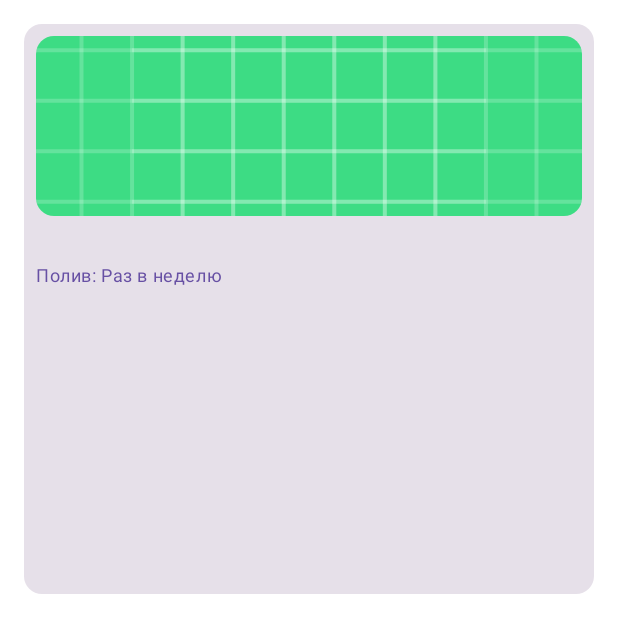
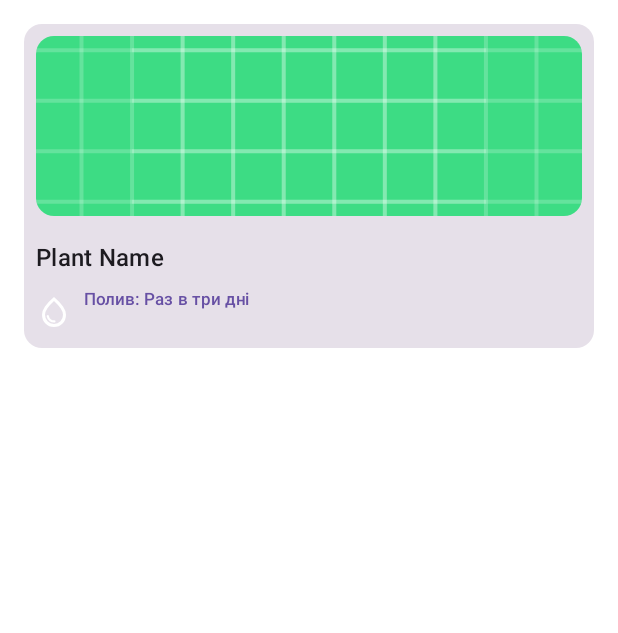
Before and after one commit to rmnkhr/Plantastic, an Android app built with Jetpack Compose: the @Preview function PlantCardPreview, on a phone screen of 412 x 824 dp. Shown: the top 633 px of the screen. Run offline under Robolectric (Android 15) with nearby library versions, the phone set to English and light mode, and no system bars; pictures from the network do not load.

Commit message:
- added haze to topbar - added shape library - updated plant card

```diff
--- a/app/build.gradle.kts
+++ b/app/build.gradle.kts
@@ -56,6 +56,11 @@ dependencies {
     implementation(libs.androidx.work.runtime.ktx) // Added WorkManager dependency
     implementation("org.jetbrains.kotlinx:kotlinx-serialization-json:1.6.0")
     implementation("androidx.datastore:datastore-preferences:1.0.0")
+    implementation(libs.haze)
+    implementation(libs.haze.materials)
+
+    implementation(libs.androidx.graphics.shapes) // Added Compose Material dependency
+
     implementation(libs.androidx.datastore.preferences) // Added DataStore dependency
     implementation(libs.coil.compose) // Added Coil compose dependency
     testImplementation(libs.junit)
--- a/app/src/main/java/com/plantastic/com/MainActivity.kt
+++ b/app/src/main/java/com/plantastic/com/MainActivity.kt
@@ -55,7 +55,7 @@ class MainActivity : ComponentActivity() {
                 }
 
                 Scaffold(modifier = Modifier.fillMaxSize()) { innerPadding ->
-                    // innerPadding is not used here as PlantasticApp handles its own padding/scaffolding if needed
+                    innerPadding
                     PlantasticApp()
                 }
             }
--- a/app/src/main/java/com/plantastic/com/screens/home/PlantCard.kt
+++ b/app/src/main/java/com/plantastic/com/screens/home/PlantCard.kt
@@ -1,29 +1,51 @@
 package com.plantastic.com.screens.home
 
+import androidx.compose.animation.core.RepeatMode
+import androidx.compose.animation.core.animateFloat
+import androidx.compose.animation.core.infiniteRepeatable
+import androidx.compose.animation.core.rememberInfiniteTransition
+import androidx.compose.animation.core.tween
 import androidx.compose.foundation.Image
 import androidx.compose.foundation.layout.Box
 import androidx.compose.foundation.layout.Column
+import androidx.compose.foundation.layout.Row
 import androidx.compose.foundation.layout.Spacer
 import androidx.compose.foundation.layout.aspectRatio
 import androidx.compose.foundation.layout.fillMaxSize
 import androidx.compose.foundation.layout.fillMaxWidth
 import androidx.compose.foundation.layout.height
 import androidx.compose.foundation.layout.padding
+import androidx.compose.foundation.layout.size
+import androidx.compose.foundation.layout.width
+import androidx.compose.foundation.shape.CircleShape
 import androidx.compose.material3.Card
 import androidx.compose.material3.MaterialTheme
 import androidx.compose.material3.Text
 import androidx.compose.runtime.Composable
 import androidx.compose.runtime.remember
+import androidx.compose.ui.Alignment
 import androidx.compose.ui.Modifier
 import androidx.compose.ui.draw.clip
+import androidx.compose.ui.draw.drawWithCache
+import androidx.compose.ui.graphics.Color
+import androidx.compose.ui.graphics.asComposePath
 import androidx.compose.ui.layout.ContentScale
 import androidx.compose.ui.platform.LocalContext
 import androidx.compose.ui.res.painterResource
 import androidx.compose.ui.tooling.preview.Preview
 import androidx.compose.ui.unit.dp
+import androidx.graphics.shapes.CornerRounding
+import androidx.graphics.shapes.Morph
+import androidx.graphics.shapes.RoundedPolygon
+import androidx.graphics.shapes.star
+import androidx.graphics.shapes.toPath
 import coil.compose.AsyncImage
 import com.plantastic.com.R
 import com.plantastic.com.data.PlantData
+import com.plantastic.com.shapes.RoundedPolygonShape
+import com.plantastic.com.shapes.ShapeParameters
+import com.plantastic.com.shapes.radialToCartesian
+import com.plantastic.com.shapes.toRadians
 
 @Composable
 fun PlantCard(plant: PlantData) {
@@ -38,8 +60,69 @@ fun PlantCard(plant: PlantData) {
         shape = MaterialTheme.shapes.medium,
         modifier = Modifier
             .fillMaxWidth()
-            .aspectRatio(1f)
     ) {
+        val shape = ShapeParameters(
+            sides = 8,
+            innerRadius = .784f,
+            roundness = .16f,
+            shapeId = ShapeParameters.ShapeId.Star
+        )
+
+        val q = shape.genShape()
+
+//        val infiniteAnimation = rememberInfiniteTransition(label = "infinite animation")
+//        val morphProgress = infiniteAnimation.animateFloat(
+//            initialValue = 0f,
+//            targetValue = 1f,
+//            animationSpec = infiniteRepeatable(
+//                tween(500),
+//                repeatMode = RepeatMode.Reverse
+//            ),
+//            label = "morph"
+//        )
+//        Box(
+//            modifier = Modifier
+//                .drawWithCache {
+//                    val triangle = RoundedPolygon(
+//                        numVertices = 3,
+//                        radius = size.minDimension / 2f,
+//                        centerX = size.width / 2f,
+//                        centerY = size.height / 2f,
+//                        rounding = CornerRounding(
+//                            size.minDimension / 10f,
+//                            smoothing = 0.1f
+//                        )
+//                    )
+//                    val square = RoundedPolygon(
+//                        numVertices = 6,
+//                        radius = size.minDimension / 2f,
+//                        centerX = size.width / 2f,
+//                        centerY = size.height / 2f
+//                    )
+//
+//                    val morph = Morph(start = triangle, end = square)
+//                    val morphPath = morph
+//                        .toPath(progress = morphProgress.value)
+//                        .asComposePath()
+//
+//                    onDrawBehind {
+//                        drawPath(morphPath, color = Color.Black)
+//                    }
+//                }
+//                .size(200.dp)
+//        )
+
+        val hexagon = remember {
+            RoundedPolygon.star(
+                8,
+                rounding = CornerRounding(0.2f)
+            )
+        }
+        val clip = remember(hexagon) {
+            RoundedPolygonShape(polygon = hexagon)
+        }
+
+
         Column(modifier = Modifier.padding(8.dp)) {
             if (plant.imageName.startsWith("http")) {
                 AsyncImage(
@@ -49,12 +132,15 @@ fun PlantCard(plant: PlantData) {
                     modifier = Modifier
                         .height(120.dp)
                         .fillMaxWidth()
-                        .clip(MaterialTheme.shapes.medium),
+                        .clip(clip)
+                    ,
                     error = painterResource(id = R.drawable.ic_launcher_background)
                 )
             } else {
                 Image(
-                    painter = if (imageResId != 0) painterResource(id = imageResId) else painterResource(id = R.drawable.ic_launcher_background),
+                    painter = if (imageResId != 0) painterResource(id = imageResId) else painterResource(
+                        id = R.drawable.ic_launcher_background
+                    ),
                     contentDescription = plant.name,
                     contentScale = ContentScale.Crop,
                     modifier = Modifier
@@ -64,19 +150,38 @@ fun PlantCard(plant: PlantData) {
                 )
             }
 
-            Spacer(modifier = Modifier.height(8.dp))
+            Spacer(modifier = Modifier.height(16.dp))
 
             Text(
                 text = plant.name,
-                style = MaterialTheme.typography.bodyLarge,
-                color = MaterialTheme.colorScheme.onSurface
+                style = MaterialTheme.typography.titleMedium,
+                color = MaterialTheme.colorScheme.onSurface,
+                maxLines = 1
             )
 
-            Text(
-                text = "Полив: ${plant.wateringNeeds}",
-                style = MaterialTheme.typography.bodySmall,
-                color = MaterialTheme.colorScheme.primary
+            Spacer(modifier = Modifier.height(8.dp))
+
+            Row(
+                modifier = Modifier,
+                verticalAlignment = Alignment.CenterVertically,
             )
+            {
+                Image(
+                    painter = painterResource(id = R.drawable.ic_water),
+                    contentDescription = "Watering Icon",
+                    modifier = Modifier
+                        .height(24.dp)
+                        .aspectRatio(1f)
+                )
+                Spacer(Modifier.width(8.dp))
+                Text(
+                    text = "Полив: ${plant.wateringNeeds}",
+                    style = MaterialTheme.typography.labelSmall,
+                    color = MaterialTheme.colorScheme.primary,
+                    maxLines = 2,
+                    minLines = 2
+                )
+            }
         }
     }
 }
@@ -86,16 +191,15 @@ fun PlantCard(plant: PlantData) {
 fun PlantCardPreview() {
     val samplePlant = PlantData(
         id = "1",
-        name = "",
+        name = "Plant Name",
         imageName = "",
-        wateringNeeds = "Раз в неделю",
-        lightNeeds  = "Яскраве світло",
+        wateringNeeds = "Раз в три дні",
+        lightNeeds = "Яскраве світло",
     )
     Box(
         modifier = Modifier
             .fillMaxSize()
             .padding(16.dp)
-            .height(200.dp)
     ) {
         PlantCard(plant = samplePlant)
     }
--- /dev/null
+++ b/app/src/main/java/com/plantastic/com/shapes/Poli.kt
@@ -0,0 +1,42 @@
+package com.plantastic.com.shapes
+
+import androidx.compose.ui.geometry.Rect
+import androidx.compose.ui.geometry.Size
+import androidx.compose.ui.graphics.Matrix
+import androidx.compose.ui.graphics.Outline
+import androidx.compose.ui.graphics.Path
+import androidx.compose.ui.graphics.Shape
+import androidx.compose.ui.graphics.asComposePath
+import androidx.compose.ui.unit.Density
+import androidx.compose.ui.unit.LayoutDirection
+import androidx.graphics.shapes.RoundedPolygon
+import androidx.graphics.shapes.toPath
+import kotlin.let
+import kotlin.math.max
+import kotlin.unaryMinus
+
+
+//fun RoundedPolygon.getBounds() = calculateBounds().let { Rect(it[0], it[1], it[2], it[3]) }
+
+class RoundedPolygonShape(
+    private val polygon: RoundedPolygon,
+    private var matrix: Matrix = Matrix()
+) : Shape {
+    private var path = Path()
+    override fun createOutline(
+        size: Size,
+        layoutDirection: LayoutDirection,
+        density: Density
+    ): Outline {
+        path.rewind()
+        path = polygon.toPath().asComposePath()
+        matrix.reset()
+        val bounds = polygon.getBounds()
+        val maxDimension = max(bounds.width, bounds.height)
+        matrix.scale(size.width / maxDimension, size.height / maxDimension)
+        matrix.translate(-bounds.left, -bounds.top)
+
+        path.transform(matrix)
+        return Outline.Generic(path)
+    }
+}
--- /dev/null
+++ b/app/src/main/java/com/plantastic/com/shapes/ShapeParameters.kt
@@ -0,0 +1,282 @@
+/*
+ * Copyright 2023 The Android Open Source Project
+ *
+ * Licensed under the Apache License, Version 2.0 (the "License");
+ * you may not use this file except in compliance with the License.
+ * You may obtain a copy of the License at
+ *
+ *      http://www.apache.org/licenses/LICENSE-2.0
+ *
+ * Unless required by applicable law or agreed to in writing, software
+ * distributed under the License is distributed on an "AS IS" BASIS,
+ * WITHOUT WARRANTIES OR CONDITIONS OF ANY KIND, either express or implied.
+ * See the License for the specific language governing permissions and
+ * limitations under the License.
+ */
+
+package com.plantastic.com.shapes
+
+import androidx.compose.runtime.derivedStateOf
+import androidx.compose.runtime.getValue
+import androidx.compose.runtime.mutableFloatStateOf
+import androidx.compose.runtime.mutableIntStateOf
+import androidx.compose.runtime.mutableStateOf
+import androidx.compose.runtime.setValue
+import androidx.compose.ui.graphics.Matrix
+import androidx.graphics.shapes.CornerRounding
+import androidx.graphics.shapes.RoundedPolygon
+import androidx.graphics.shapes.circle
+import androidx.graphics.shapes.rectangle
+import androidx.graphics.shapes.star
+import kotlin.math.max
+import kotlin.math.min
+import kotlin.math.roundToInt
+
+private val LOG_TAG = "ShapesParameters"
+
+data class ShapeItem(
+    val name: String,
+    val shapegen: () -> RoundedPolygon,
+    val shapeDetails: String = "",
+    val usesSides: Boolean = true,
+    val usesInnerRatio: Boolean = true,
+    val usesRoundness: Boolean = true,
+    val usesInnerParameters: Boolean = true
+)
+
+class ShapeParameters(
+    sides: Int = 5,
+    innerRadius: Float = 0.5f,
+    roundness: Float = 0f,
+    smooth: Float = 0f,
+    innerRoundness: Float = roundness,
+    innerSmooth: Float = smooth,
+    rotation: Float = 0f,
+    shapeId: ShapeId = ShapeId.Polygon
+) {
+    internal val sides = mutableFloatStateOf(sides.toFloat())
+    internal val innerRadius = mutableFloatStateOf(innerRadius)
+    internal val roundness = mutableFloatStateOf(roundness)
+    internal val smooth = mutableFloatStateOf(smooth)
+    internal val innerRoundness = mutableFloatStateOf(innerRoundness)
+    internal val innerSmooth = mutableFloatStateOf(innerSmooth)
+    internal val rotation = mutableFloatStateOf(rotation)
+
+    internal var shapeIx by mutableIntStateOf(shapeId.ordinal)
+
+    fun copy() = ShapeParameters(
+        this.sides.value.roundToInt(),
+        this.innerRadius.value,
+        this.roundness.value,
+        this.smooth.value,
+        this.innerRoundness.value,
+        this.innerSmooth.value,
+        this.rotation.value,
+        ShapeId.values()[this.shapeIx]
+    )
+
+    enum class ShapeId {
+        Star, Polygon, Triangle, Blob, CornerSE
+    }
+
+    private fun rotationAsString() =
+        if (this.rotation.value != 0f)
+            "rotation = ${this.rotation.value}f, "
+        else
+            ""
+
+    // Primitive shapes we can draw (so far)
+    internal val shapes = listOf(
+        ShapeItem("Star", shapegen = {
+            RoundedPolygon.star(
+                numVerticesPerRadius = this.sides.floatValue.roundToInt(),
+                innerRadius = this.innerRadius.floatValue,
+                rounding = CornerRounding(this.roundness.floatValue, this.smooth.floatValue),
+                innerRounding = CornerRounding(
+                    this.innerRoundness.floatValue,
+                    this.innerSmooth.floatValue
+                )
+            )
+        },
+            shapeDetails = shapeDescription(id = "Star", sides = this.sides.floatValue.roundToInt(),
+                innerRadius = innerRadius, roundness = roundness,
+                smooth = smooth, innerRoundness = innerRoundness,
+                innerSmooth = innerSmooth, rotation = rotation,
+                code = "RoundedPolygon.star(numVerticesPerRadius = $sides, " +
+                        "innerRadius = $innerRadius, rounding = CornerRounding($roundness, $smooth), " +
+                        "innerRounding = CornerRounding($innerRoundness, $innerSmooth))")
+        ),
+        ShapeItem("Polygon", shapegen = {
+            RoundedPolygon(
+                numVertices = this.sides.floatValue.roundToInt(),
+                rounding = CornerRounding(this.roundness.floatValue, this.smooth.floatValue),
+            )
+        },
+            shapeDetails = shapeDescription(id = "Polygon",
+                sides = this.sides.floatValue.roundToInt(),
+                roundness = roundness, smooth = smooth, rotation = rotation,
+                code = "RoundedPolygon(numVertices = ${this.sides.floatValue.roundToInt()}," +
+                        "rounding = CornerRounding($roundness, $smooth))"
+            ),
+            usesInnerRatio = false, usesInnerParameters = false
+        ),
+        ShapeItem(
+            "Triangle", shapegen = {
+                val points = floatArrayOf(
+                    radialToCartesian(1f, 270f.toRadians()).x,
+                    radialToCartesian(1f, 270f.toRadians()).y,
+                    radialToCartesian(1f, 30f.toRadians()).x,
+                    radialToCartesian(1f, 30f.toRadians()).y,
+                    radialToCartesian(this.innerRadius.floatValue, 90f.toRadians()).x,
+                    radialToCartesian(this.innerRadius.floatValue, 90f.toRadians()).y,
+                    radialToCartesian(1f, 150f.toRadians()).x,
+                    radialToCartesian(1f, 150f.toRadians()).y
+                )
+                RoundedPolygon(
+                    points,
+                    CornerRounding(this.roundness.floatValue, this.smooth.floatValue),
+                    centerX = 0f,
+                    centerY = 0f
+                )
+            },
+            shapeDetails = shapeDescription(id = "Triangle", innerRadius = innerRadius,
+                smooth = smooth, rotation = rotation,
+                code = "val points = floatArrayOf(" +
+                        "    radialToCartesian(1f, 270f.toRadians()).x,\n" +
+                        "    radialToCartesian(1f, 270f.toRadians()).y,\n" +
+                        "    radialToCartesian(1f, 30f.toRadians()).x,\n" +
+                        "    radialToCartesian(1f, 30f.toRadians()).y,\n" +
+                        "    radialToCartesian($innerRadius, 90f.toRadians()).x,\n" +
+                        "    radialToCartesian($innerRadius, 90f.toRadians()).y,\n" +
+                        "    radialToCartesian(1f, 150f.toRadians()).x,\n" +
+                        "    radialToCartesian(1f, 150f.toRadians()).y)\n" +
+                        "RoundedPolygon(points, CornerRounding($roundness, $smooth), " +
+                        "centerX = 0f, centerY = 0f)"
+            ),
+            usesSides = false, usesInnerParameters = false
+        ),
+        ShapeItem(
+            "Blob", shapegen = {
+                val sx = this.innerRadius.floatValue.coerceAtLeast(0.1f)
+                val sy = this.roundness.floatValue.coerceAtLeast(0.1f)
+                RoundedPolygon(
+                    vertices = floatArrayOf(-sx, -sy,
+                        sx, -sy,
+                        sx, sy,
+                        -sx, sy,
+                    ),
+                    rounding = CornerRounding(min(sx, sy), this.smooth.floatValue),
+                    centerX = 0f, centerY = 0f
+                )
+            },
+            shapeDetails = shapeDescription(id = "Blob", roundness = roundness,
+                smooth = smooth, rotation = rotation,
+                code = "val sx = $innerRadius.coerceAtLeast(0.1f)\n" +
+                        "val sy = $roundness.coerceAtLeast(.1f)\n" +
+                        "val verts = floatArrayOf(-sx, -sy, sx, -sy, sx, sy, -sx, sy)\n" +
+                        "RoundedPolygon(verts, rounding = CornerRounding(min(sx, sy), $smooth)," +
+                        "centerX = 0f, centerY = 0f)"),
+            usesSides = false, usesInnerParameters = false),
+        ShapeItem(
+            "CornerSE", shapegen = {
+                RoundedPolygon(
+                    squarePoints(),
+                    perVertexRounding = listOf(
+                        CornerRounding(this.roundness.floatValue, this.smooth.floatValue),
+                        CornerRounding(1f),
+                        CornerRounding(1f),
+                        CornerRounding(1f)
+                    ),
+                    centerX = 0f,
+                    centerY = 0f
+                )
+            },
+            shapeDetails = shapeDescription(id = "cornerSE", roundness = roundness,
+                smooth = smooth, rotation = rotation,
+                code = "RoundedPolygon(floatArrayOf(1f, 1f, -1f, 1f, -1f, -1f, 1f, -1f), " +
+                        "perVertexRounding = listOf(CornerRounding($roundness, $smooth), " +
+                        "CornerRounding(1f), CornerRounding(1f),  CornerRounding(1f))," +
+                        "centerX = 0f, centerY = 0f)"),
+            usesSides = false,
+            usesInnerRatio = false,
+            usesInnerParameters = false
+        ),
+        ShapeItem(
+            "Circle", shapegen = {
+                RoundedPolygon.circle(this.sides.floatValue.roundToInt())
+            },
+            shapeDetails = shapeDescription(id = "Circle", roundness = roundness,
+                smooth = smooth, rotation = rotation,
+                code = "RoundedPolygon.circle($sides)"),
+            usesSides = true,
+            usesInnerRatio = false,
+            usesInnerParameters = false
+        ),
+        ShapeItem(
+            "Rectangle", shapegen = {
+                RoundedPolygon.rectangle(width = 4f, height = 2f,
+                    rounding = CornerRounding(this.roundness.floatValue, this.smooth.floatValue),
+                )
+            },
+            shapeDetails = shapeDescription(id = "Rectangle", numVerts = 4, roundness = roundness,
+                smooth = smooth, rotation = rotation,
+                code = "RoundedPolygon.rectangle(width = 4f, height = 2f, " +
+                        "rounding = CornerRounding($roundness, $smooth))"),
+            usesSides = false,
+            usesInnerRatio = false,
+            usesInnerParameters = false
+        )
+    )
+
+    fun shapeDescription(
+        id: String? = null,
+        numVerts: Int? = null,
+        sides: Int? = null,
+        innerRadius: Float? = null,
+        roundness: Float? = null,
+        innerRoundness: Float? = null,
+        smooth: Float? = null,
+        innerSmooth: Float? = null,
+        rotation: Float? = null,
+        code: String? = null
+    ): String {
+        var description = "ShapeParameters:\n"
+        if (id != null) description += "shapeId = $id, "
+        if (numVerts != null) description += "numVertices = $numVerts, "
+        if (sides != null) description += "sides = $sides, "
+        if (innerRadius != null) description += "innerRadius = $innerRadius, "
+        if (roundness != null) description += "roundness = $roundness, "
+        if (innerRoundness != null) description += "innerRoundness = $innerRoundness, "
+        if (smooth != null) description += "smoothness = $smooth, "
+        if (innerSmooth != null) description += "innerSmooth = $innerSmooth, "
+        if (rotation != null) description += "rotation = $rotation, "
+        if (numVerts != null) description += "numVerts = $numVerts, "
+        if (code != null) {
+            description += "\nCode:\n$code"
+        }
+        return description
+    }
+
+    fun selectedShape() = derivedStateOf { shapes[shapeIx] }
+
+    fun genShape(autoSize: Boolean = true) = selectedShape().value.shapegen().let { poly ->
+        poly.transformed(Matrix().apply {
+            if (autoSize) {
+                val bounds = poly.getBounds()
+                // Move the center to the origin.
+                translate(
+                    x = -(bounds.left + bounds.right) / 2,
+                    y = -(bounds.top + bounds.bottom) / 2
+                )
+
+                // Scale to the [-1, 1] range
+                val scale = 2f / max(bounds.width, bounds.height)
+                scale(x = scale, y = scale)
+            }
+            // Apply the needed rotation
+            rotateZ(rotation.floatValue)
+        })
+    }
+}
+
+private fun squarePoints() = floatArrayOf(1f, 1f, -1f, 1f, -1f, -1f, 1f, -1f)
--- /dev/null
+++ b/app/src/main/res/drawable/ic_water.xml
@@ -0,0 +1,5 @@
+<vector xmlns:android="http://schemas.android.com/apk/res/android" android:height="24dp" android:tint="#FFFFFF" android:viewportHeight="960" android:viewportWidth="960" android:width="24dp">
+
+    <path android:fillColor="@android:color/white" android:pathData="M491,760Q503,759 511.5,750.5Q520,742 520,730Q520,716 511,707.5Q502,699 488,700Q447,703 401,677.5Q355,652 343,585Q341,574 332.5,567Q324,560 313,560Q299,560 290,570.5Q281,581 284,595Q301,686 364,725Q427,764 491,760ZM480,880Q343,880 251.5,786Q160,692 160,552Q160,452 239.5,334.5Q319,217 480,80Q641,217 720.5,334.5Q800,452 800,552Q800,692 708.5,786Q617,880 480,880ZM480,800Q584,800 652,729.5Q720,659 720,552Q720,479 659.5,387Q599,295 480,186Q361,295 300.5,387Q240,479 240,552Q240,659 308,729.5Q376,800 480,800ZM480,480Q480,480 480,480Q480,480 480,480Q480,480 480,480Q480,480 480,480Q480,480 480,480Q480,480 480,480Q480,480 480,480Q480,480 480,480Z"/>
+
+</vector>
```
Also changed, not shown: app/src/main/java/com/plantastic/com/screens/HomeScreen.kt (+43 -7 lines), app/src/main/java/com/plantastic/com/screens/MainScreen.kt (+13 -2 lines), app/src/main/java/com/plantastic/com/shapes/Utilities.kt (added, +170 -0 lines), gradle/libs.versions.toml (+8 -0 lines).
